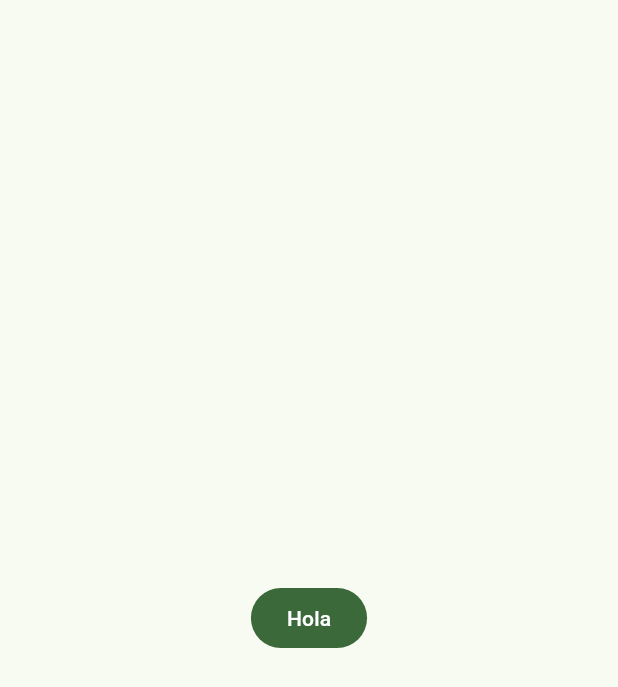
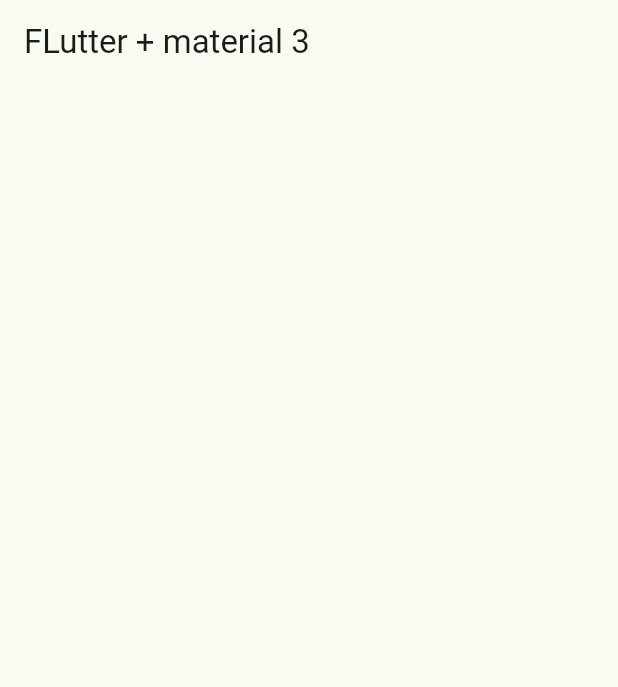
Before and after one commit to jose7489/widgets_app, a Flutter app: the screen it shows after launch, on a phone screen of 412 x 824 dp. Shown: the top 687 px of the screen. Run offline on Flutter 3.47's test engine with Material 3 defaults, Android fonts, the phone set to English and light mode, and no system bars.

Commit message:
home screen creado

```diff
--- a/lib/main.dart
+++ b/lib/main.dart
@@ -1,5 +1,6 @@
 import 'package:flutter/material.dart';
 import 'package:widgets_app/config/theme/app_theme.dart';
+import 'package:widgets_app/presentation/screens/home/home_screen.dart';
 
 void main() {
   runApp(const MainApp());
@@ -13,11 +14,7 @@ class MainApp extends StatelessWidget {
     return  MaterialApp(
       debugShowCheckedModeBanner: false,
       theme: AppTheme(selectedColor: 2).getTheme(),
-      home:  Scaffold(
-        body: Center(
-          child: FilledButton(onPressed: (){}, child: Text('Hola') )
-        ),
-      ),
+      home:  const HomeScreen()
     );
   }
 }
--- /dev/null
+++ b/lib/presentation/screens/home/home_screen.dart
@@ -0,0 +1,14 @@
+import 'package:flutter/material.dart';
+
+class HomeScreen extends StatelessWidget {
+  const HomeScreen({super.key});
+
+  @override
+  Widget build(BuildContext context) {
+    return Scaffold(
+      appBar: AppBar(
+        title: const Text('FLutter + material 3'),
+      ),
+    );
+    }
+}
```
